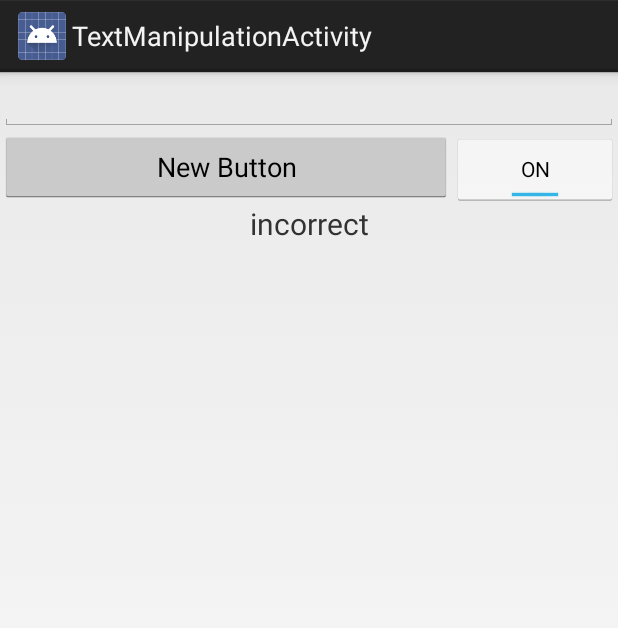
After one commit to sklyarov-ivan/android-education, an Android app: the TextManipulationActivity screen opened directly, with no data from a screen before it, on a phone screen of 412 x 824 dp. The commit adds this screen. Shown: the top 628 px of the screen. Run offline under Robolectric (Android 15) with nearby library versions, the phone set to English and light mode, and no system bars.

Commit message:
add text manipulation activity

```diff
--- a/app/src/main/java/local/localhost/education/education/MenuActivity.java
+++ b/app/src/main/java/local/localhost/education/education/MenuActivity.java
@@ -13,7 +13,7 @@ import android.widget.ListView;
 
 public class MenuActivity extends ListActivity {
 
-    String classes[] = {"CounterActivity","test 1","test 2","test 3"};
+    String classes[] = {"Counter","TextManipulation","test 2","test 3"};
 
     @Override
     protected void onCreate(Bundle savedInstanceState) {
@@ -25,6 +25,7 @@ public class MenuActivity extends ListActivity {
     protected void onListItemClick(ListView l, View v, int position, long id) {
         super.onListItemClick(l, v, position, id);
         String className = classes[position];
+        className = className+"Activity";
         try {
             Class selectedClass = Class.forName("local.localhost.education.education."+className);
             Intent newActivity = new Intent(MenuActivity.this, selectedClass);
--- /dev/null
+++ b/app/src/main/java/local/localhost/education/education/TextManipulationActivity.java
@@ -0,0 +1,88 @@
+package local.localhost.education.education;
+
+import android.app.Activity;
+import android.os.Bundle;
+import android.text.InputType;
+import android.view.Gravity;
+import android.view.Menu;
+import android.view.MenuItem;
+import android.view.View;
+import android.widget.Button;
+import android.widget.EditText;
+import android.widget.TextView;
+import android.widget.ToggleButton;
+import android.graphics.Color;
+
+import java.util.Random;
+
+
+public class TextManipulationActivity extends Activity implements View.OnClickListener {
+
+
+    TextView manipulate;
+    Button submit;
+    ToggleButton toggleVisibility;
+    EditText command;
+    @Override
+    protected void onCreate(Bundle savedInstanceState) {
+        super.onCreate(savedInstanceState);
+        setContentView(R.layout.activity_text_manipulation);
+        setViewVars();
+        submit.setOnClickListener(this);
+        toggleVisibility.setOnClickListener(this);
+    }
+
+    private void setViewVars() {
+        manipulate = (TextView) findViewById(R.id.manupulateTextView);
+        submit = (Button) findViewById(R.id.submitButton);
+        toggleVisibility = (ToggleButton) findViewById(R.id.tbToggleButton);
+        command = (EditText) findViewById(R.id.commandEditText);
+    }
+
+    @Override
+    public void onClick(View view) {
+        switch (view.getId()){
+            case R.id.submitButton:
+                String check = command.getText().toString();
+                manipulate.setText(check);
+                if (check.contentEquals("left")) {
+                    manipulate.setGravity(Gravity.LEFT);
+                } else if (check.contentEquals("center")) {
+                    manipulate.setGravity(Gravity.CENTER);
+                } else if (check.contentEquals("right")) {
+                    manipulate.setGravity(Gravity.RIGHT);
+                } else if (check.contains("WTF")) {
+                    Random crazy = new Random();
+                    manipulate.setText("WTF!!!!");
+                    manipulate.setTextSize(crazy.nextInt(75));
+                    manipulate.setTextColor(Color.rgb(crazy.nextInt(255),crazy.nextInt(255),crazy.nextInt(255)));
+                    switch (crazy.nextInt(3)) {
+                        case 0:
+                            manipulate.setGravity(Gravity.RIGHT);
+                            break;
+                        case 1:
+                            manipulate.setGravity(Gravity.LEFT);
+                            break;
+                        case 2:
+                            manipulate.setGravity(Gravity.CENTER);
+                            break;
+                    }
+                } else {
+                    manipulate.setTextSize(20);
+                    manipulate.setText("incorrect");
+                    manipulate.setGravity(Gravity.CENTER);
+                    manipulate.setTextColor(Color.BLUE);
+
+
+                }
+                break;
+            case R.id.tbToggleButton:
+                if (toggleVisibility.isChecked()) {
+                    command.setInputType(InputType.TYPE_CLASS_TEXT | InputType.TYPE_TEXT_VARIATION_PASSWORD);
+                } else {
+                    command.setInputType(InputType.TYPE_CLASS_TEXT);
+                }
+                break;
+        }
+    }
+}
--- /dev/null
+++ b/app/src/main/res/layout/activity_text_manipulation.xml
@@ -0,0 +1,51 @@
+<LinearLayout xmlns:android="http://schemas.android.com/apk/res/android"
+    xmlns:tools="http://schemas.android.com/tools"
+    android:layout_width="match_parent"
+    android:layout_height="match_parent"
+    tools:context="local.localhost.education.education.TextManipulationActivity"
+    android:orientation="vertical"
+    >
+
+    <LinearLayout
+        android:orientation="horizontal"
+        android:layout_width="fill_parent"
+        android:layout_height="wrap_content">
+
+        <EditText
+            android:layout_width="fill_parent"
+            android:layout_height="wrap_content"
+            android:id="@+id/commandEditText"
+            android:password="true" />
+    </LinearLayout>
+    <LinearLayout
+        android:orientation="horizontal"
+        android:layout_width="fill_parent"
+        android:layout_height="wrap_content"
+        android:weightSum="100">
+
+        <Button
+            android:layout_width="wrap_content"
+            android:layout_height="wrap_content"
+            android:text="New Button"
+            android:id="@+id/submitButton"
+            android:layout_weight="80"/>
+
+        <ToggleButton
+            android:layout_width="wrap_content"
+            android:layout_height="wrap_content"
+            android:text="New ToggleButton"
+            android:id="@+id/tbToggleButton"
+            android:layout_weight="20"
+            android:checked="true" />
+    </LinearLayout>
+
+    <TextView
+        android:layout_width="match_parent"
+        android:layout_height="wrap_content"
+        android:text="incorrect"
+        android:id="@+id/manupulateTextView"
+        android:textSize="20dp"
+        android:gravity="center_horizontal" />
+
+
+</LinearLayout>
--- a/app/src/main/res/values/strings.xml
+++ b/app/src/main/res/values/strings.xml
@@ -6,5 +6,6 @@
     <string name="action_settings">Settings</string>
     <string name="title_activity_load">LoadActivity</string>
     <string name="title_activity_menu">MenuActivity</string>
+    <string name="title_activity_text_manipulation">TextManipulationActivity</string>
 
 </resources>
```
Also changed, not shown: app/src/main/AndroidManifest.xml (+7 -0 lines), app/src/main/res/menu/text_manipulation.xml (added, +8 -0 lines).
